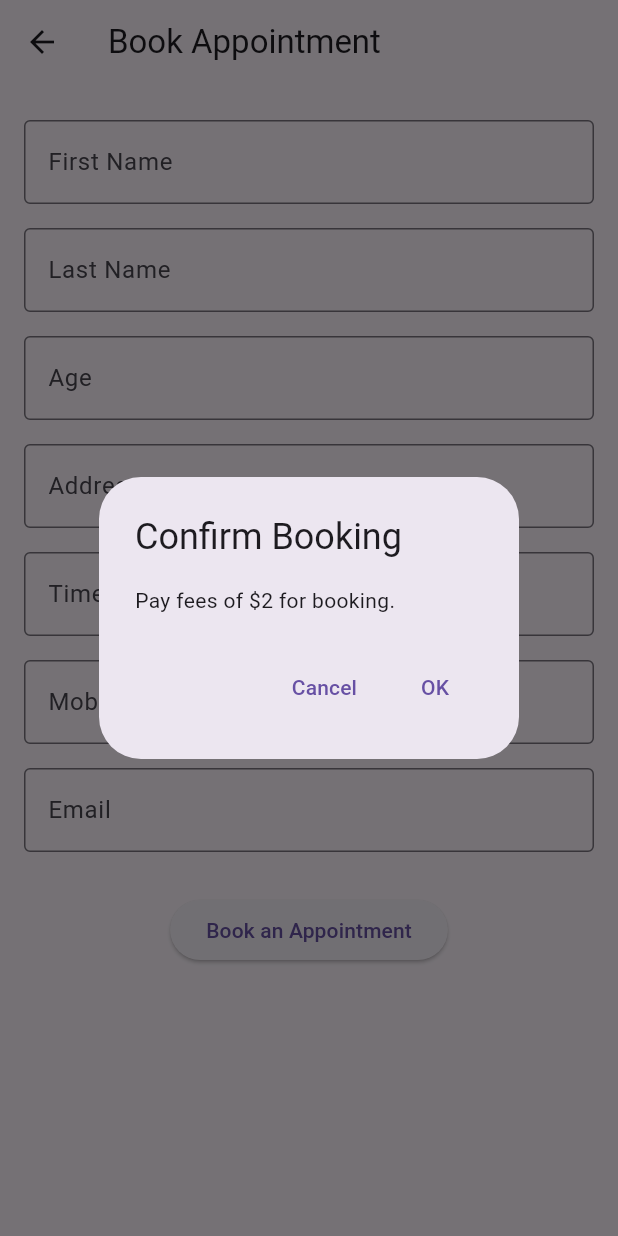
After one commit to Ikirezihornella/doctor_appointment_application, a Flutter app: the AppointmentBookingPage screen opened directly, after a tap on "Book an Appointment", on a phone screen of 412 x 824 dp. The commit adds this screen. Run offline on Flutter 3.47's test engine with Material 3 defaults, Android fonts, the phone set to English and light mode, and no system bars; our stand-ins replace flutter_bloc; network calls fail.

Commit message:
Doctor appointment and recommendation app

```diff
--- /dev/null
+++ b/lib/appointment_booking.dart
@@ -0,0 +1,86 @@
+import 'package:flutter/material.dart';
+
+class AppointmentBookingPage extends StatefulWidget {
+  @override
+  _AppointmentBookingPageState createState() => _AppointmentBookingPageState();
+}
+
+class _AppointmentBookingPageState extends State<AppointmentBookingPage> {
+  final TextEditingController _firstNameController = TextEditingController();
+  final TextEditingController _lastNameController = TextEditingController();
+  final TextEditingController _ageController = TextEditingController();
+  final TextEditingController _addressController = TextEditingController();
+  final TextEditingController _sicknessTimeController = TextEditingController();
+  final TextEditingController _mobileController = TextEditingController();
+  final TextEditingController _emailController = TextEditingController();
+
+  void _showPaymentDialog() {
+    showDialog(
+      context: context,
+      builder: (context) => AlertDialog(
+        title: Text('Confirm Booking'),
+        content: Text('Pay fees of \$2 for booking.'),
+        actions: [
+          TextButton(
+            onPressed: () {
+              Navigator.pop(context); // close dialog
+            },
+            child: Text('Cancel'),
+          ),
+          TextButton(
+            onPressed: () {
+              Navigator.pop(context); // close dialog
+              ScaffoldMessenger.of(context).showSnackBar(
+                SnackBar(
+                  content: Text('Appointment Booked!'),
+                  backgroundColor: Colors.green,
+                ),
+              );
+            },
+            child: Text('OK'),
+          ),
+        ],
+      ),
+    );
+  }
+
+  Widget _buildTextField(String label, TextEditingController controller, {TextInputType keyboardType = TextInputType.text}) {
+    return Padding(
+      padding: const EdgeInsets.symmetric(vertical: 8),
+      child: TextField(
+        controller: controller,
+        keyboardType: keyboardType,
+        decoration: InputDecoration(
+          labelText: label,
+          border: OutlineInputBorder(),
+        ),
+      ),
+    );
+  }
+
+  @override
+  Widget build(BuildContext context) {
+    return Scaffold(
+      appBar: AppBar(title: Text('Book Appointment')),
+      body: SingleChildScrollView(
+        padding: const EdgeInsets.all(16),
+        child: Column(
+          children: [
+            _buildTextField('First Name', _firstNameController),
+            _buildTextField('Last Name', _lastNameController),
+            _buildTextField('Age', _ageController, keyboardType: TextInputType.number),
+            _buildTextField('Address', _addressController),
+            _buildTextField('Time of Sickness Recognition', _sicknessTimeController),
+            _buildTextField('Mobile Number', _mobileController, keyboardType: TextInputType.phone),
+            _buildTextField('Email', _emailController, keyboardType: TextInputType.emailAddress),
+            SizedBox(height: 20),
+            ElevatedButton(
+              onPressed: _showPaymentDialog,
+              child: Text('Book an Appointment'),
+            ),
+          ],
+        ),
+      ),
+    );
+  }
+}
--- a/lib/login_page.dart
+++ b/lib/login_page.dart
@@ -1,11 +1,16 @@
 import 'package:flutter/material.dart';
 import 'sign_up.dart';
 import 'package:flutter_bloc/flutter_bloc.dart';
+import 'appointment_booking.'
 
 class LoginPage extends StatefulWidget {
   final VoidCallback onLoginSuccess;
+  final bool redirectToAppointment;
 
-  LoginPage({required this.onLoginSuccess});
+  LoginPage({
+    required this.onLoginSuccess,
+    this.redirectToAppointment= false,
+    });
 
   @override
   _LoginPageState createState() => _LoginPageState();
@@ -21,7 +26,12 @@ class _LoginPageState extends State<LoginPage> {
 
     if (email.isNotEmpty && password.isNotEmpty) {
       widget.onLoginSuccess();
+
+      if(widget.redirectToAppointment) {
+        Navigator.pushReplacementNamed(context,'/appointmentBooking');
+      } else {
       Navigator.pop(context);
+      }
     } else {
       ScaffoldMessenger.of(context).showSnackBar(
         SnackBar(
--- a/lib/symptom_description.dart
+++ b/lib/symptom_description.dart
@@ -56,9 +56,8 @@ class _SymptomsDescriptionPageState extends State<SymptomsDescriptionPage> {
               Navigator.push(
                 context,
                 MaterialPageRoute(builder: (context) => LoginPage(
-                  onLoginSuccess: () {
-                    print("Login successful");
-                  },
+                  onLoginSuccess: () {},
+                    redirectToAppointment= true,
                 ),
                 ),
               );
```
